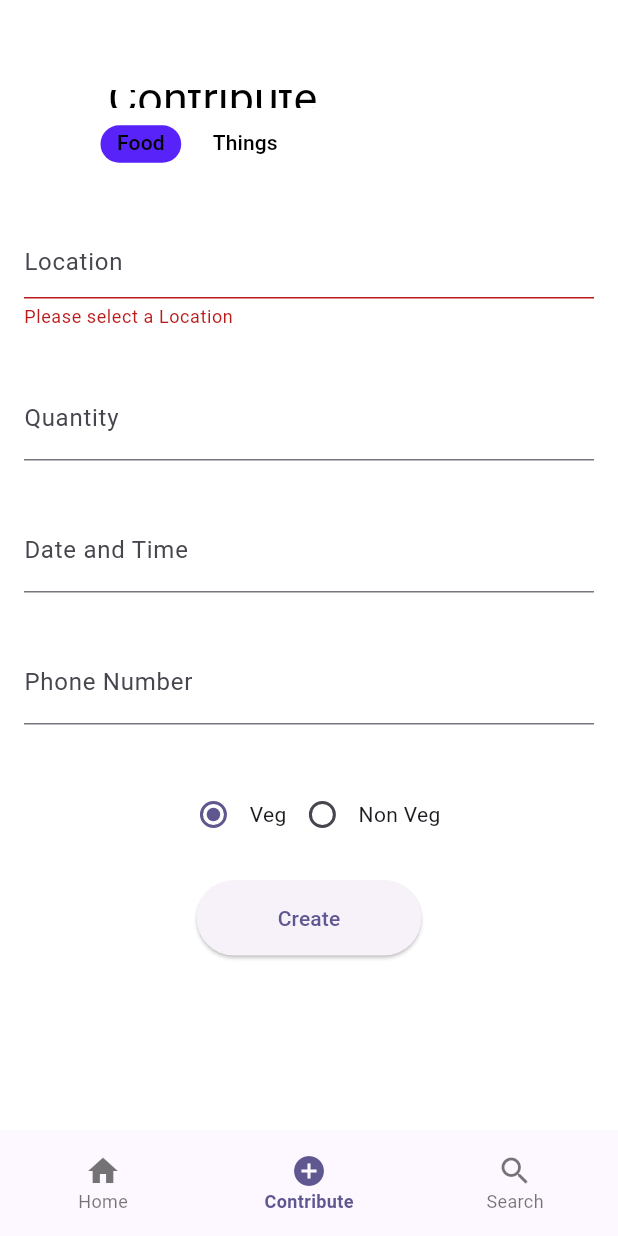
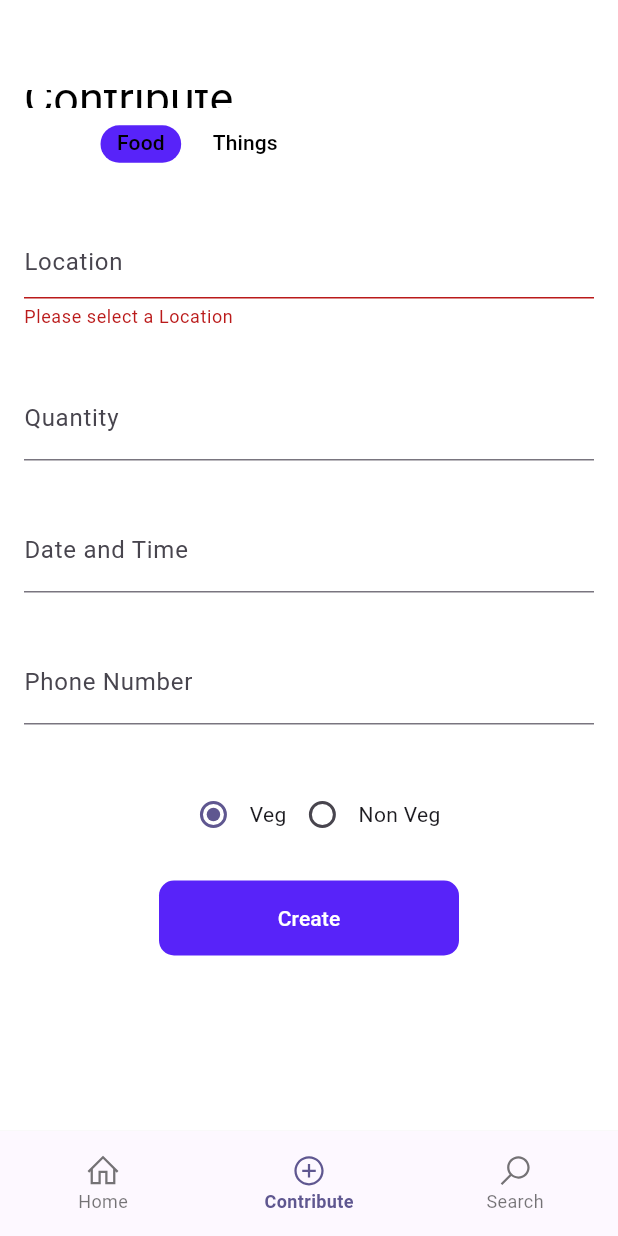
Before and after one commit to Arya-Nandakumar/AnnaHasta, a Flutter app: the UserHomePage screen opened directly, item 2 of the bottom bar chosen, after a tap on "Create", on a phone screen of 412 x 824 dp. Run offline on Flutter 3.47's test engine with Material 2 defaults, Android fonts, the light colour scheme and no system bars; drawn by our look-alikes of rounded_loading_button; our stand-ins replace bubble_tab_indicator, cloud_firestore, firebase_auth, firebase_core, fluttertoast, google_maps_flutter and 3 more; missing offline and left inert: google_maps_webservice; accounts and stored records are empty.

Commit message:
Animated Button!

```diff
--- a/lib/Functions/newnavbar.dart
+++ b/lib/Functions/usernavbar.dart
@@ -2,6 +2,7 @@ import 'package:annahasta/Screens/user/contribute.dart';
 import 'package:flutter/material.dart';
 import '../Screens/user/home.dart';
 import '../Screens/user/search.dart';
+import 'package:line_icons/line_icons.dart';
 
 class SpotifyBottomNavigationBar extends StatefulWidget {
   final int initialIndex;
@@ -84,19 +85,19 @@ class _SpotifyBottomNavigationBarState
         selectedLabelStyle: TextStyle(fontWeight: FontWeight.bold),
         items: [
           BottomNavigationBarItem(
-            icon: Icon(Icons.home),
+            icon: Icon(LineIcons.home),
             label: 'Home',
-            activeIcon: Icon(Icons.home_filled),
+            activeIcon: Icon(LineIcons.home),
           ),
           BottomNavigationBarItem(
-            icon: Icon(Icons.add_circle_outline_outlined),
+            icon: Icon(LineIcons.plusCircle),
             label: 'Contribute',
-            activeIcon: Icon(Icons.add_circle_sharp),
+            activeIcon: Icon(LineIcons.plusCircle),
           ),
           BottomNavigationBarItem(
-            icon: Icon(Icons.search),
+            icon: Icon(LineIcons.search),
             label: 'Search',
-            activeIcon: Icon(Icons.search_rounded),
+            activeIcon: Icon(LineIcons.search),
           ),
         ],
       ),
--- a/lib/Screens/user/contribute.dart
+++ b/lib/Screens/user/contribute.dart
@@ -1,3 +1,5 @@
+import 'dart:async';
+
 import 'package:annahasta/Screens/user/address.dart';
 import 'package:annahasta/Screens/user/home.dart';
 import 'package:flutter/material.dart';
@@ -6,9 +8,10 @@ import 'package:fluttertoast/fluttertoast.dart';
 import 'package:intl/intl.dart';
 import 'package:shared_preferences/shared_preferences.dart';
 import '../../Functions/colorhex.dart';
-import '../../Functions/newnavbar.dart';
+import '../../Functions/usernavbar.dart';
 import '../../models/cont_model.dart';
 import '../../models/remote_data_source/firestore_helper.dart';
+import 'package:rounded_loading_button/rounded_loading_button.dart';
 
 class ContributePage extends StatefulWidget {
   const ContributePage({super.key});
@@ -27,6 +30,8 @@ class _ContributePageState extends State<ContributePage> {
   final TextEditingController _quantityController = TextEditingController();
   final TextEditingController _dateTimeController = TextEditingController();
   final TextEditingController _phoneController = TextEditingController();
+  final RoundedLoadingButtonController _btnController =
+      RoundedLoadingButtonController();
   late DateTime selectedDateTime;
   //Items Page Controller
   final TextEditingController _itemnameController = TextEditingController();
@@ -94,6 +99,68 @@ class _ContributePageState extends State<ContributePage> {
     });
   }
 
+  void _doSomethingFood() async {
+    if ((formKeys[0].currentState!.validate()) &&
+        (formKeys[1].currentState!.validate()) &&
+        (formKeys[2].currentState!.validate()) &&
+        (formKeys[3].currentState!.validate())) {
+      FirestoreHelper.create(
+        ContModel(
+            boxID: _locationController.text,
+            caseID: _quantityController.text,
+            contents: _dateTimeController.text,
+            vname: _phoneController.text,
+            isveg: _foodType.toString(),
+            userid: userID,
+            itemtype: 'food',
+            lat: lat,
+            lng: lng),
+      ).then((value) {
+        Fluttertoast.showToast(msg: 'Posted!');
+        _btnController.success();
+        Timer(Duration(seconds: 1), () {
+          _btnController.reset();
+        });
+      });
+    } else {
+      _btnController.error();
+      Timer(Duration(seconds: 1), () {
+        _btnController.reset();
+      });
+    }
+  }
+
+  void _doSomethingItem() async {
+    if ((formKeys[4].currentState!.validate()) &&
+        (formKeys[5].currentState!.validate()) &&
+        (formKeys[6].currentState!.validate()) &&
+        (formKeys[7].currentState!.validate()) &&
+        (formKeys[8].currentState!.validate())) {
+      FirestoreHelper.create(ContModel(
+              boxID: _locationController.text,
+              caseID: _itemquantityController.text,
+              vname: _itemphoneController.text,
+              contents: _itemdateTimeController.text,
+              itemtype: _itemnameController.text,
+              isveg: "thing",
+              userid: userID,
+              lat: lat,
+              lng: lng))
+          .then((value) {
+        Fluttertoast.showToast(msg: "Item Added!");
+        _btnController.success();
+        Timer(Duration(seconds: 1), () {
+          _btnController.reset();
+        });
+      });
+    } else {
+      _btnController.error();
+      Timer(Duration(seconds: 1), () {
+        _btnController.reset();
+      });
+    }
+  }
+
   void changeText() {
     setState(() {
       _locationController.text = result;
@@ -119,6 +186,7 @@ class _ContributePageState extends State<ContributePage> {
             top: true, // Add top padding
             minimum: EdgeInsets.only(top: 60), // Set the top padding value
             child: AppBar(
+              automaticallyImplyLeading: false,
               title: Text(
                 "Contribute",
                 style: TextStyle(fontSize: 30),
@@ -312,38 +380,16 @@ class _ContributePageState extends State<ContributePage> {
                 Row(
                   mainAxisAlignment: MainAxisAlignment.spaceEvenly,
                   children: <Widget>[
-                    ElevatedButton(
-                      style: ElevatedButton.styleFrom(
-                        minimumSize: const Size(150, 50),
-                      ),
-                      onPressed: () {
-                        if ((formKeys[0].currentState!.validate()) &&
-                            (formKeys[1].currentState!.validate()) &&
-                            (formKeys[2].currentState!.validate()) &&
-                            (formKeys[3].currentState!.validate())) {
-                          FirestoreHelper.create(
-                            ContModel(
-                                boxID: _locationController.text,
-                                caseID: _quantityController.text,
-                                contents: _dateTimeController.text,
-                                vname: _phoneController.text,
-                                isveg: _foodType.toString(),
-                                userid: userID,
-                                itemtype: 'food',
-                                lat: lat,
-                                lng: lng),
-                          ).then((value) {
-                            Fluttertoast.showToast(msg: 'Posted!');
-                            Navigator.push(
-                              context,
-                              MaterialPageRoute(
-                                  builder: (context) => const UserHomePage()),
-                            );
-                          });
-                        }
-                      },
-                      child: const Text('Create'),
-                    ),
+                    RoundedLoadingButton(
+                      width: 200,
+                      color: buildMaterialColor(const Color(0xFF5823f9)),
+                      borderRadius: 10,
+                      elevation: 0,
+                      child:
+                          Text('Create', style: TextStyle(color: Colors.white)),
+                      controller: _btnController,
+                      onPressed: _doSomethingFood,
+                    )
                   ],
                 ),
               ],
@@ -487,36 +533,15 @@ class _ContributePageState extends State<ContributePage> {
                 Row(
                   mainAxisAlignment: MainAxisAlignment.spaceEvenly,
                   children: <Widget>[
-                    ElevatedButton(
-                      style: ElevatedButton.styleFrom(
-                          minimumSize: const Size(150, 50)),
-                      onPressed: () {
-                        if ((formKeys[4].currentState!.validate()) &&
-                            (formKeys[5].currentState!.validate()) &&
-                            (formKeys[6].currentState!.validate()) &&
-                            (formKeys[7].currentState!.validate()) &&
-                            (formKeys[8].currentState!.validate())) {
-                          FirestoreHelper.create(ContModel(
-                                  boxID: _locationController.text,
-                                  caseID: _itemquantityController.text,
-                                  vname: _itemphoneController.text,
-                                  contents: _itemdateTimeController.text,
-                                  itemtype: _itemnameController.text,
-                                  isveg: "thing",
-                                  userid: userID,
-                                  lat: lat,
-                                  lng: lng))
-                              .then((value) {
-                            Fluttertoast.showToast(msg: "Item Added!");
-                            Navigator.push(
-                              context,
-                              MaterialPageRoute(
-                                  builder: (context) => const UserHomePage()),
-                            );
-                          });
-                        }
-                      },
-                      child: const Text("Add Item"),
+                    RoundedLoadingButton(
+                      width: 200,
+                      color: buildMaterialColor(const Color(0xFF5823f9)),
+                      borderRadius: 10,
+                      elevation: 0,
+                      child: Text('Add Item',
+                          style: TextStyle(color: Colors.white)),
+                      controller: _btnController,
+                      onPressed: _doSomethingItem,
                     )
                   ],
                 ),
--- a/lib/Screens/user/home.dart
+++ b/lib/Screens/user/home.dart
@@ -2,8 +2,9 @@ import 'package:annahasta/Screens/user/profile.dart';
 import 'package:flutter/material.dart';
 import 'package:annahasta/models/cont_model.dart';
 import '../../models/remote_data_source/firestore_helper.dart';
-import 'package:annahasta/Functions/newnavbar.dart';
+import 'package:annahasta/Functions/usernavbar.dart';
 import 'package:annahasta/Functions/colorhex.dart';
+import 'package:line_icons/line_icons.dart';
 
 class UserHomePage extends StatefulWidget {
   const UserHomePage({super.key});
@@ -57,9 +58,7 @@ class _UserHomePageState extends State<UserHomePage> {
                   ),
                   Spacer(),
                   IconButton(
-                    icon: const Icon(
-                      Icons.account_circle_outlined,
-                    ),
+                    icon: const Icon(LineIcons.userCircle),
                     tooltip: 'Profile',
                     onPressed: () {
                       Navigator.push(
--- a/lib/Screens/user/search.dart
+++ b/lib/Screens/user/search.dart
@@ -3,7 +3,8 @@ import 'package:cloud_firestore/cloud_firestore.dart';
 import 'package:flutter/material.dart';
 import 'package:annahasta/models/cont_model.dart';
 import '../../models/remote_data_source/firestore_helper.dart';
-import 'package:annahasta/Functions/newnavbar.dart';
+import 'package:annahasta/Functions/usernavbar.dart';
+import 'package:line_icons/line_icons.dart';
 
 class SearchPage extends StatefulWidget {
   const SearchPage({super.key});
@@ -109,7 +110,7 @@ class _SearchPageState extends State<SearchPage> {
                 decoration: const InputDecoration(
                   hintText: 'Search',
                   border: InputBorder.none,
-                  icon: Icon(Icons.search),
+                  icon: Icon(LineIcons.search),
                 ),
                 onChanged: (value) {
                   _onSearchChanged();
--- a/pubspec.yaml
+++ b/pubspec.yaml
@@ -44,6 +44,8 @@ dependencies:
   google_fonts: ^4.0.3
   intl: ^0.18.1
   bubble_tab_indicator: ^0.1.6
+  line_icons: ^2.0.1
+  rounded_loading_button: ^2.1.0
 
 dev_dependencies:
   flutter_lints: ^2.0.0
```
Also changed, not shown: lib/Functions/userbottomnav.dart (deleted, +0 -70 lines), lib/Screens/user/profile.dart (+58 -59 lines), lib/main.dart (+7 -1 lines), pubspec.lock.
